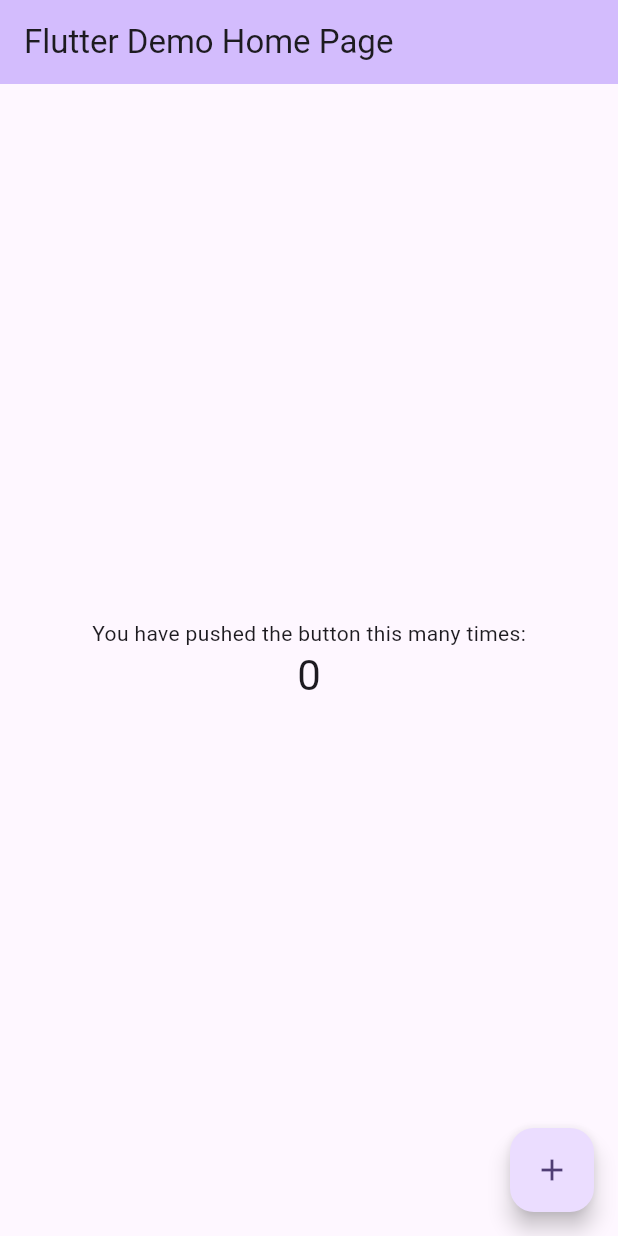
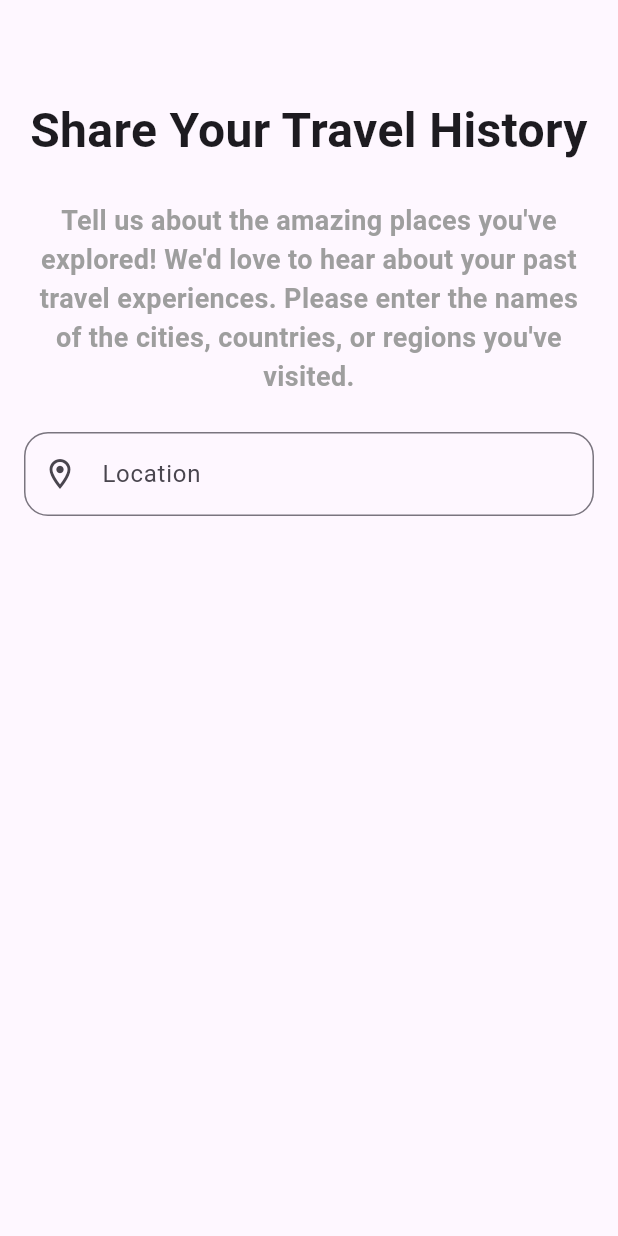
Before and after one commit to dorobantu14/flutter_assignment, a Flutter app: the screen it shows after launch, on a phone screen of 412 x 824 dp. Run offline on Flutter 3.47's test engine with Material 2 defaults, Android fonts, the phone set to English and light mode, and no system bars.

Commit message:
Done first screen

```diff
--- /dev/null
+++ b/lib/core/strings/strings.dart
@@ -0,0 +1,10 @@
+abstract class Strings {
+  //texts
+  static const locationText = 'Location';
+  static const travelHistoryText = 'Share Your Travel History';
+  static const shareLocationsText = 'Tell us about the amazing '
+      'places you\'ve explored! We\'d '
+      'love to hear about your past travel experiences. Please '
+      'enter the names of the cities, countries, or regions you\'ve '
+      'visited.';
+}
--- /dev/null
+++ b/lib/core/widgets/input_text_field.dart
@@ -0,0 +1,35 @@
+import 'package:flutter/material.dart';
+
+class AppTextField extends StatelessWidget {
+  final String hintText;
+  final bool? obscureText;
+  final Widget? prefixIcon;
+  final TextEditingController controller;
+  final VoidCallback? onEditCompleted;
+
+  const AppTextField({
+    Key? key,
+    required this.hintText,
+    this.obscureText,
+    this.prefixIcon,
+    required this.controller,
+    this.onEditCompleted,
+  }) : super(key: key);
+
+  @override
+  Widget build(BuildContext context) {
+    return TextFormField(
+      textCapitalization:TextCapitalization.sentences,
+      onEditingComplete: onEditCompleted,
+      controller: controller,
+      obscureText: obscureText ?? false,
+      decoration: InputDecoration(
+        border: const OutlineInputBorder(
+          borderRadius: BorderRadius.all(Radius.circular(16)),
+        ),
+        hintText: hintText,
+        prefixIcon: prefixIcon,
+      ),
+    );
+  }
+}
--- /dev/null
+++ b/lib/first_screen/presentation/travel_history_screen.dart
@@ -0,0 +1,121 @@
+import 'package:flutter/material.dart';
+import 'package:flutter_assignment1/core/strings/strings.dart';
+import 'package:flutter_assignment1/core/widgets/input_text_field.dart';
+
+class LastTripsLocations extends StatefulWidget {
+  const LastTripsLocations({super.key});
+
+  @override
+  State<LastTripsLocations> createState() => _LastTripsLocationsState();
+}
+
+class _LastTripsLocationsState extends State<LastTripsLocations> {
+  var locationController = TextEditingController();
+  var lastTripsLocation = [];
+
+  @override
+  void initState() {
+    super.initState();
+    locationController.addListener(refreshCallback);
+  }
+
+  void refreshCallback() {
+    setState(() {});
+  }
+
+  @override
+  Widget build(BuildContext context) {
+    return Scaffold(
+      body: SafeArea(
+        minimum: const EdgeInsets.only(top: 16),
+        child: Padding(
+          padding: const EdgeInsets.symmetric(horizontal: 16),
+          child: Column(
+            children: [
+              getTitle(),
+              getDescription(),
+              AppTextField(
+                controller: locationController,
+                hintText: Strings.locationText,
+                prefixIcon: const Icon(Icons.location_on_outlined),
+                onEditCompleted: () {
+                  setState(() {
+                    lastTripsLocation.add(locationController.text);
+                    locationController.clear();
+                  });
+                },
+              ),
+              getAddedLocations()
+            ],
+          ),
+        ),
+      ),
+    );
+  }
+
+  Widget getAddedLocations() {
+    return Padding(
+      padding: const EdgeInsets.only(top: 24),
+      child: Wrap(
+        spacing: 12,
+        alignment: WrapAlignment.center,
+        children: lastTripsLocation
+            .map(
+              (locationName) => buildLocationChip(locationName),
+            )
+            .toList(),
+      ),
+    );
+  }
+
+  Widget buildLocationChip(locationName) {
+    return InputChip(
+      label: Text(
+        locationName,
+        style: const TextStyle(
+          fontSize: 16,
+          fontWeight: FontWeight.w600,
+        ),
+      ),
+      avatar: const Icon(Icons.location_on_outlined),
+      backgroundColor: Colors.white,
+      side: BorderSide(color: Theme.of(context).colorScheme.primary),
+      shadowColor: Colors.black,
+      elevation: 3,
+      onDeleted: () {
+        setState(() {
+          lastTripsLocation.remove(locationName);
+        });
+      },
+    );
+  }
+
+  Widget getDescription() {
+    return const Padding(
+      padding: EdgeInsets.symmetric(vertical: 24),
+      child: Text(
+        Strings.shareLocationsText,
+        style: TextStyle(
+          color: Colors.grey,
+          fontWeight: FontWeight.w600,
+          fontSize: 18,
+        ),
+        textAlign: TextAlign.center,
+      ),
+    );
+  }
+
+  Widget getTitle() {
+    return const Padding(
+      padding: EdgeInsets.only(top: 48),
+      child: Text(
+        Strings.travelHistoryText,
+        style: TextStyle(
+          fontSize: 32,
+          fontWeight: FontWeight.w600,
+        ),
+        textAlign: TextAlign.center,
+      ),
+    );
+  }
+}
--- a/lib/main.dart
+++ b/lib/main.dart
@@ -1,4 +1,5 @@
 import 'package:flutter/material.dart';
+import 'package:flutter_assignment1/first_screen/presentation/travel_history_screen.dart';
 
 void main() {
   runApp(const MyApp());
@@ -7,119 +8,15 @@ void main() {
 class MyApp extends StatelessWidget {
   const MyApp({super.key});
 
-  // This widget is the root of your application.
   @override
   Widget build(BuildContext context) {
     return MaterialApp(
-      title: 'Flutter Demo',
+      title: 'Flutter Assignment1',
       theme: ThemeData(
-        // This is the theme of your application.
-        //
-        // TRY THIS: Try running your application with "flutter run". You'll see
-        // the application has a blue toolbar. Then, without quitting the app,
-        // try changing the seedColor in the colorScheme below to Colors.green
-        // and then invoke "hot reload" (save your changes or press the "hot
-        // reload" button in a Flutter-supported IDE, or press "r" if you used
-        // the command line to start the app).
-        //
-        // Notice that the counter didn't reset back to zero; the application
-        // state is not lost during the reload. To reset the state, use hot
-        // restart instead.
-        //
-        // This works for code too, not just values: Most code changes can be
-        // tested with just a hot reload.
         colorScheme: ColorScheme.fromSeed(seedColor: Colors.deepPurple),
         useMaterial3: true,
       ),
-      home: const MyHomePage(title: 'Flutter Demo Home Page'),
+      home: const LastTripsLocations(),
     );
   }
 }
-
-class MyHomePage extends StatefulWidget {
-  const MyHomePage({super.key, required this.title});
-
-  // This widget is the home page of your application. It is stateful, meaning
-  // that it has a State object (defined below) that contains fields that affect
-  // how it looks.
-
-  // This class is the configuration for the state. It holds the values (in this
-  // case the title) provided by the parent (in this case the App widget) and
-  // used by the build method of the State. Fields in a Widget subclass are
-  // always marked "final".
-
-  final String title;
-
-  @override
-  State<MyHomePage> createState() => _MyHomePageState();
-}
-
-class _MyHomePageState extends State<MyHomePage> {
-  int _counter = 0;
-
-  void _incrementCounter() {
-    setState(() {
-      // This call to setState tells the Flutter framework that something has
-      // changed in this State, which causes it to rerun the build method below
-      // so that the display can reflect the updated values. If we changed
-      // _counter without calling setState(), then the build method would not be
-      // called again, and so nothing would appear to happen.
-      _counter++;
-    });
-  }
-
-  @override
-  Widget build(BuildContext context) {
-    // This method is rerun every time setState is called, for instance as done
-    // by the _incrementCounter method above.
-    //
-    // The Flutter framework has been optimized to make rerunning build methods
-    // fast, so that you can just rebuild anything that needs updating rather
-    // than having to individually change instances of widgets.
-    return Scaffold(
-      appBar: AppBar(
-        // TRY THIS: Try changing the color here to a specific color (to
-        // Colors.amber, perhaps?) and trigger a hot reload to see the AppBar
-        // change color while the other colors stay the same.
-        backgroundColor: Theme.of(context).colorScheme.inversePrimary,
-        // Here we take the value from the MyHomePage object that was created by
-        // the App.build method, and use it to set our appbar title.
-        title: Text(widget.title),
-      ),
-      body: Center(
-        // Center is a layout widget. It takes a single child and positions it
-        // in the middle of the parent.
-        child: Column(
-          // Column is also a layout widget. It takes a list of children and
-          // arranges them vertically. By default, it sizes itself to fit its
-          // children horizontally, and tries to be as tall as its parent.
-          //
-          // Column has various properties to control how it sizes itself and
-          // how it positions its children. Here we use mainAxisAlignment to
-          // center the children vertically; the main axis here is the vertical
-          // axis because Columns are vertical (the cross axis would be
-          // horizontal).
-          //
-          // TRY THIS: Invoke "debug painting" (choose the "Toggle Debug Paint"
-          // action in the IDE, or press "p" in the console), to see the
-          // wireframe for each widget.
-          mainAxisAlignment: MainAxisAlignment.center,
-          children: <Widget>[
-            const Text(
-              'You have pushed the button this many times:',
-            ),
-            Text(
-              '$_counter',
-              style: Theme.of(context).textTheme.headlineMedium,
-            ),
-          ],
-        ),
-      ),
-      floatingActionButton: FloatingActionButton(
-        onPressed: _incrementCounter,
-        tooltip: 'Increment',
-        child: const Icon(Icons.add),
-      ), // This trailing comma makes auto-formatting nicer for build methods.
-    );
-  }
-}
```
Also changed, not shown: pubspec.yaml (+1 -68 lines).
